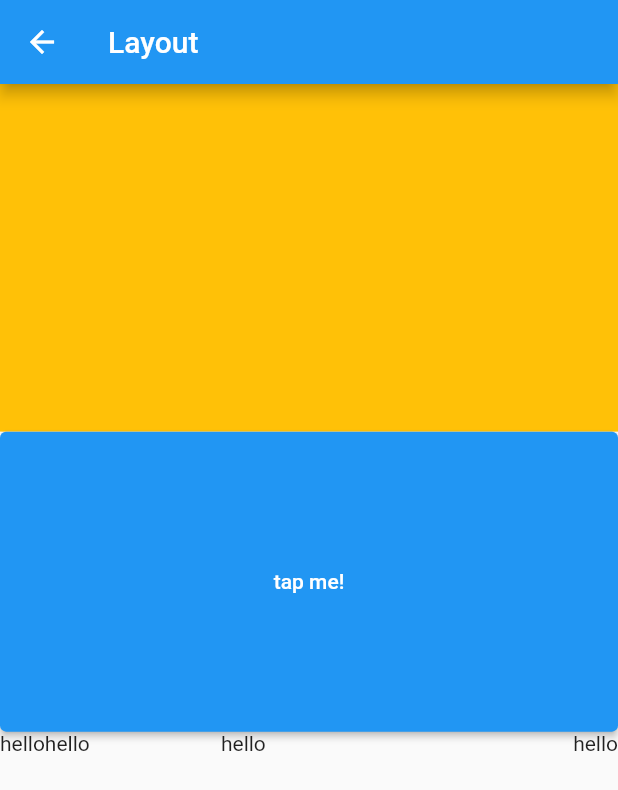
After one commit to ham-burger/flutter-playground, a Flutter app: the screen it shows after launch, after a tap on "layout", on a phone screen of 412 x 824 dp. The commit adds this screen. Shown: the top 790 px of the screen. Run offline on Flutter 3.47's test engine with Material 2 defaults, Android fonts, the light colour scheme and no system bars.

Commit message:
feat(ui): added layout page

```diff
--- a/ui_component_scrap/lib/home_page.dart
+++ b/ui_component_scrap/lib/home_page.dart
@@ -3,6 +3,7 @@ import 'package:ui_component_scrap/pages/buttons_page.dart';
 import 'package:ui_component_scrap/pages/draggable_page.dart';
 import 'package:ui_component_scrap/pages/form_page.dart';
 import 'package:ui_component_scrap/pages/gesture_page.dart';
+import 'package:ui_component_scrap/pages/layout_page.dart';
 import 'package:ui_component_scrap/pages/texts_page.dart';
 import 'package:ui_component_scrap/pages/toogles_page.dart';
 
@@ -95,7 +96,15 @@ class _MyHomePageState extends State<MyHomePage> {
                 builder: (context) => const GesturePage(),
               ),
             ),
-          )
+          ),
+          ListTile(
+            title: Text('layout'),
+            onTap: () => Navigator.of(context).push(
+              MaterialPageRoute(
+                builder: (context) => const LayoutPage(),
+              ),
+            ),
+          ),
         ],
       ),
     );
--- /dev/null
+++ b/ui_component_scrap/lib/pages/layout_page.dart
@@ -0,0 +1,53 @@
+import 'package:flutter/material.dart';
+
+class LayoutPage extends StatefulWidget {
+  const LayoutPage({Key? key}) : super(key: key);
+
+  @override
+  State<LayoutPage> createState() => _LayoutPageState();
+}
+
+class _LayoutPageState extends State<LayoutPage> {
+  @override
+  Widget build(BuildContext context) {
+    return Scaffold(
+      appBar: AppBar(
+        title: const Text('Layout'),
+      ),
+      body: Column(
+        children: [
+          AspectRatio(
+            aspectRatio: 16 / 9,
+            child: ColoredBox(
+              color: Colors.amber,
+            ),
+          ),
+          ConstrainedBox(
+            constraints: BoxConstraints(
+              minHeight: 200,
+              minWidth: double.infinity,
+            ),
+            child: ElevatedButton(
+              onPressed: () {},
+              child: Text("tap me!"),
+            ),
+          ),
+          Row(
+            children: [
+              Text("hello"),
+              Expanded(
+                child: Text("hello"),
+                flex: 1,
+              ),
+              Expanded(
+                child: Text("hello"),
+                flex: 2,
+              ),
+              Text("hello"),
+            ],
+          )
+        ],
+      ),
+    );
+  }
+}
```
